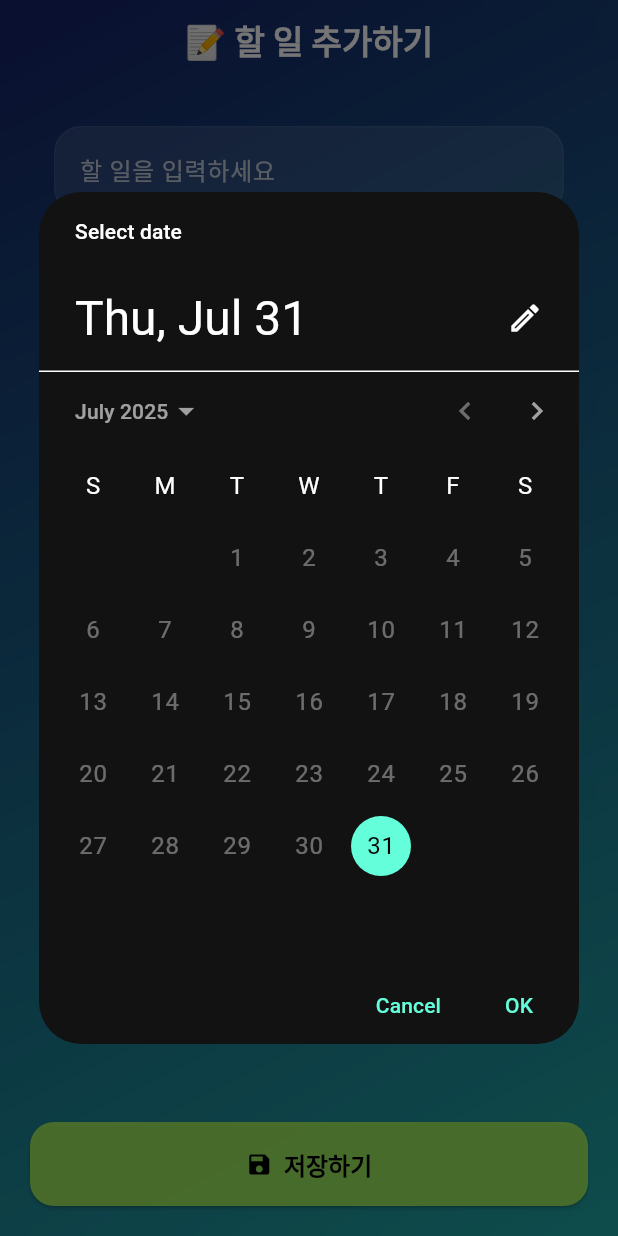
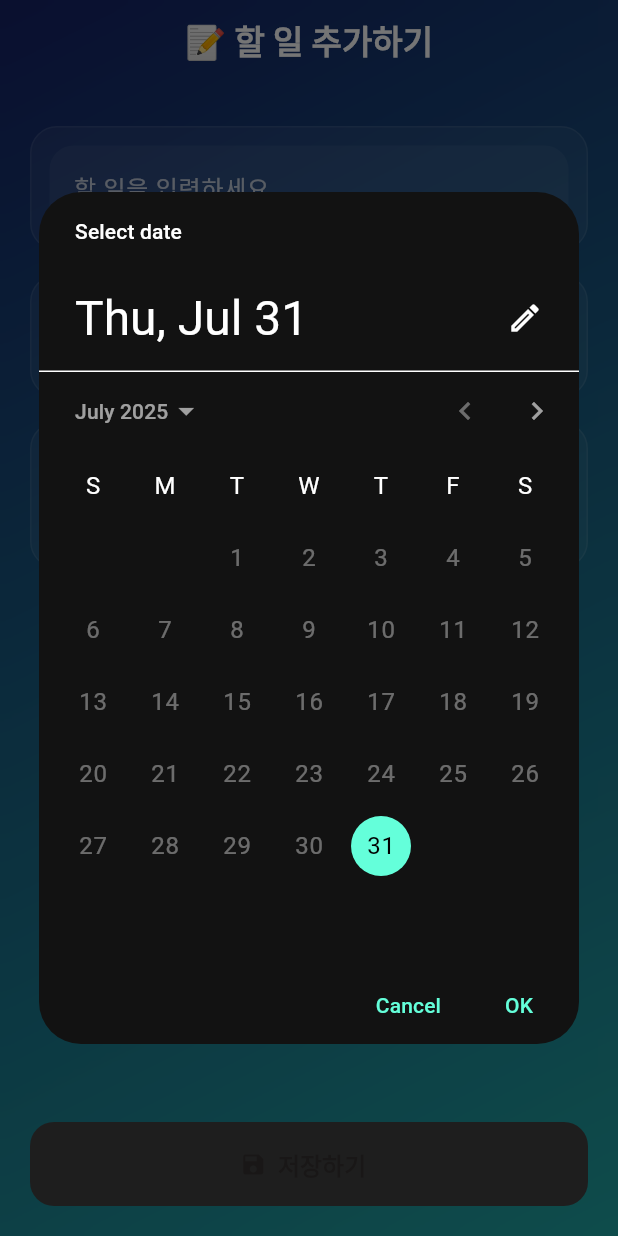
Before and after one commit to OSS0302/flutter_todolist_app, a Flutter app: the AddScreen screen opened by its route, after a tap on "마감일 선택", on a phone screen of 412 x 824 dp. Run offline on Flutter 3.47's test engine with Material 3 defaults, Android fonts, the phone set to English and light mode, and no system bars; our stand-ins replace go_router, hive, hive_flutter, percent_indicator; accounts and stored records are empty.

Commit message:
provider 적용

```diff
--- a/lib/presentation/add_screen.dart
+++ b/lib/presentation/add_screen.dart
@@ -2,18 +2,19 @@ import 'dart:ui';
 import 'package:flutter/material.dart';
 import 'package:go_router/go_router.dart';
 import 'package:provider/provider.dart';
-import 'package:todolist/presentation/add_view_model.dart';
-import 'package:todolist/presentation/list_screen.dart';
+import 'package:intl/intl.dart';
+
+import 'add_view_model.dart';
 
 class AddScreen extends StatelessWidget {
   const AddScreen({super.key});
 
   Future<void> _pickDueDate(BuildContext context) async {
-    final addViewModel = context.watch<AddViewModel>();
+    final vm = context.read<AddViewModel>();
     final now = DateTime.now();
     final picked = await showDatePicker(
       context: context,
-      initialDate: addViewModel.selectedDueDate ?? now,
+      initialDate: vm.selectedDueDate ?? now,
       firstDate: now,
       lastDate: now.add(const Duration(days: 365)),
       builder: (context, child) {
@@ -30,11 +31,11 @@ class AddScreen extends StatelessWidget {
       },
     );
     if (picked != null) {
-      addViewModel.setDueDate(picked);
+      vm.setDueDate(picked);
     }
   }
 
-  void _save(BuildContext context) {
+  void _save(BuildContext context) async {
     final vm = context.read<AddViewModel>();
 
     if (!vm.isInputValid) {
@@ -49,7 +50,7 @@ class AddScreen extends StatelessWidget {
       return;
     }
 
-    vm.saveTodo();
+    await vm.saveTodo();
 
     if (vm.isDueToday()) {
       showDialog(
@@ -171,20 +172,49 @@ class AddScreen extends StatelessWidget {
                         ),
                       ),
                       const Spacer(),
-                      // 저장 버튼
-                      SizedBox(
+
+                      /// ⬇️ Hero 애니메이션이 적용된 저장 버튼과 로딩 인디케이터
+                      Hero(
+                        tag: 'save-hero',
+                        child: AnimatedSwitcher(
+                          duration: const Duration(milliseconds: 300),
+                          child: vm.isLoading
+                              ? Container(
+                            key: const ValueKey('loading'),
+                            height: 56,
                             width: double.infinity,
+                            decoration: BoxDecoration(
+                              color: Colors.lightGreenAccent.withOpacity(0.85),
+                              borderRadius: BorderRadius.circular(16),
+                            ),
+                            alignment: Alignment.center,
+                            child: const CircularProgressIndicator(
+                              valueColor: AlwaysStoppedAnimation<Color>(Colors.black),
+                              strokeWidth: 3,
+                            ),
+                          )
+                              : SizedBox(
+                            key: const ValueKey('button'),
+                            width: double.infinity,
+                            height: 56,
                             child: ElevatedButton.icon(
-                          onPressed: () => _save(context),
+                              onPressed: vm.isInputValid && !vm.isLoading
+                                  ? () => _save(context)
+                                  : null,
                               icon: const Icon(Icons.save),
                               label: const Text('저장하기'),
                               style: ElevatedButton.styleFrom(
-                            padding: const EdgeInsets.symmetric(vertical: 16),
-                            textStyle: const TextStyle(fontSize: 16, fontWeight: FontWeight.bold),
-                            backgroundColor: Colors.lightGreenAccent.withOpacity(0.85),
+                                textStyle: const TextStyle(
+                                    fontSize: 16, fontWeight: FontWeight.bold),
+                                backgroundColor: vm.isInputValid
+                                    ? Colors.lightGreenAccent.withOpacity(0.85)
+                                    : Colors.grey.shade700,
                                 foregroundColor: Colors.black,
+                                disabledBackgroundColor: Colors.grey.shade800,
                                 shape: RoundedRectangleBorder(
                                   borderRadius: BorderRadius.circular(16),
+                                ),
+                              ),
                             ),
                           ),
                         ),
@@ -200,3 +230,25 @@ class AddScreen extends StatelessWidget {
     );
   }
 }
+
+// 재사용 카드 위젯
+class GlassCard extends StatelessWidget {
+  final Widget child;
+  final Color? color;
+
+  const GlassCard({super.key, required this.child, this.color});
+
+  @override
+  Widget build(BuildContext context) {
+    return Container(
+      margin: const EdgeInsets.symmetric(vertical: 8),
+      padding: const EdgeInsets.all(12),
+      decoration: BoxDecoration(
+        color: color ?? Colors.white.withOpacity(0.05),
+        borderRadius: BorderRadius.circular(18),
+        border: Border.all(color: Colors.white.withOpacity(0.08)),
+      ),
+      child: child,
+    );
+  }
+}
--- a/lib/presentation/add_view_model.dart
+++ b/lib/presentation/add_view_model.dart
@@ -1,7 +1,7 @@
 import 'package:flutter/material.dart';
 import 'package:intl/intl.dart';
+import 'package:todolist/main.dart';
 import 'package:todolist/model/todo.dart';
-import 'package:todolist/main.dart';
 
 class AddViewModel extends ChangeNotifier {
   final textController = TextEditingController();
@@ -31,9 +31,14 @@ class AddViewModel extends ChangeNotifier {
     return DateUtils.isSameDay(selectedDueDate, DateTime.now());
   }
 
-  void saveTodo() {
+  Future<void> saveTodo() async {
     final trimmed = textController.text.trim();
     if (trimmed.isEmpty) return;
+
+    isLoading = true;
+    notifyListeners();
+
+    await Future.delayed(const Duration(seconds: 1)); // simulate delay
 
     todos.add(Todo(
       title: trimmed,
@@ -41,6 +46,9 @@ class AddViewModel extends ChangeNotifier {
       dueDate: selectedDueDate,
       priority: selectedPriority,
     ));
+
+    isLoading = false;
+    notifyListeners();
   }
 
   void disposeViewModel() {
```
Lines whose indentation alone changed are shown as unchanged.
